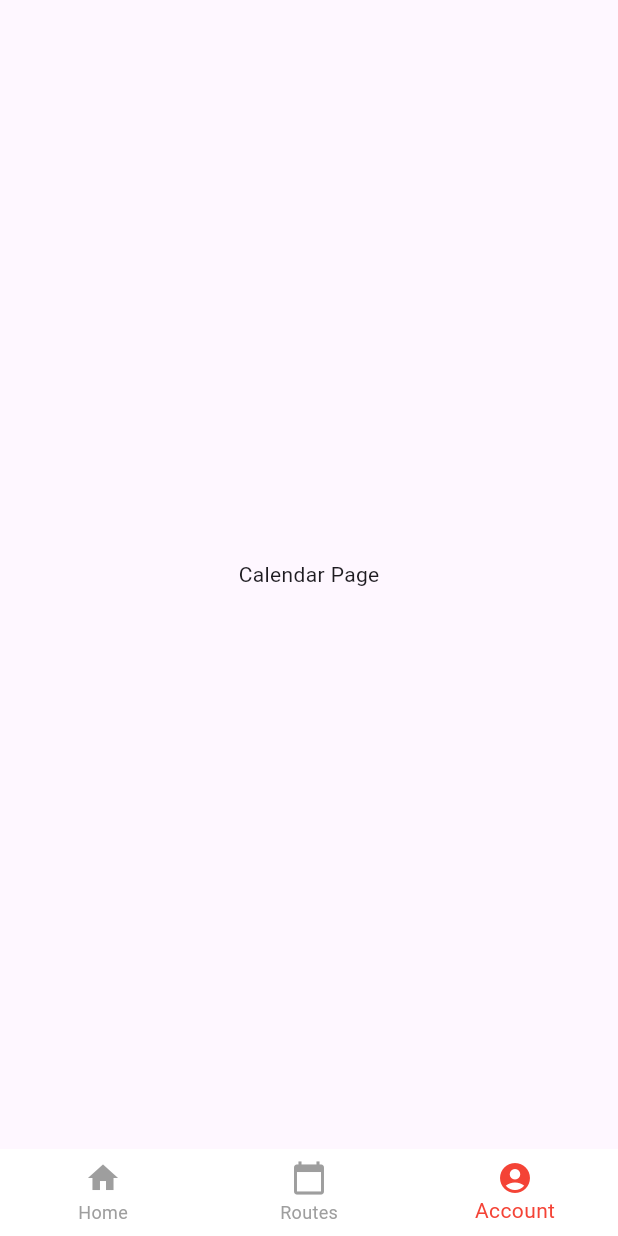
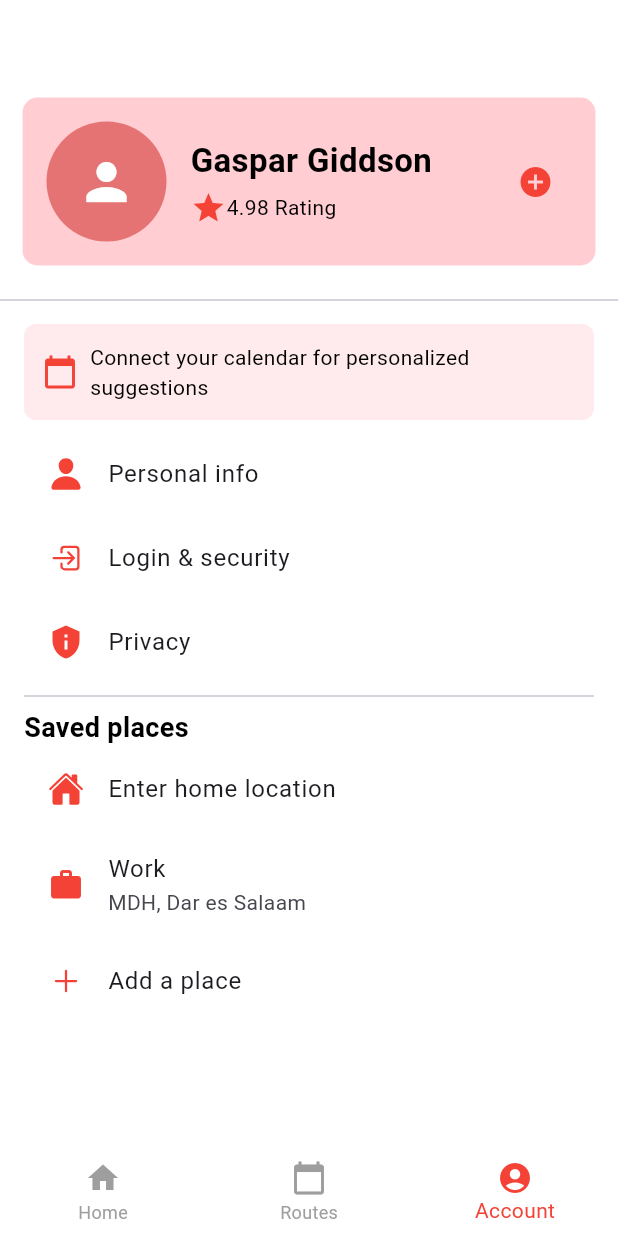
Before and after one commit to iamgaspardev/bolt_clone_app, a Flutter app: the screen it shows after launch, item 3 of the bottom bar chosen, on a phone screen of 412 x 824 dp. Run offline on Flutter 3.47's test engine with Material 3 defaults, Android fonts, the light colour scheme and no system bars; our stand-ins replace google_maps_flutter, ionicons; missing offline and left inert: flutter_svg_icons.

```diff
--- a/lib/pages/home.dart
+++ b/lib/pages/home.dart
@@ -1,3 +1,4 @@
+import 'package:bolt_clone_app/pages/profile.dart';
 import 'package:flutter/material.dart';
 import 'package:google_maps_flutter/google_maps_flutter.dart';
 import 'map_page.dart'; // Your MapPage import
@@ -10,10 +11,8 @@ class HomePage extends StatefulWidget {
 class _HomePageState extends State<HomePage> {
   int _currentIndex = 0;
 
-  // Declare a GlobalKey for the Scaffold
   final GlobalKey<ScaffoldState> _scaffoldKey = GlobalKey<ScaffoldState>();
 
-  // Add a function to open the drawer using the scaffold key
   void _openDrawer() {
     _scaffoldKey.currentState?.openDrawer();
   }
@@ -23,15 +22,14 @@ class _HomePageState extends State<HomePage> {
       case 0:
         return Stack(
           children: [
-            MapPage(onDrawerPressed: _openDrawer), // Pass the function here
+            MapPage(onDrawerPressed: _openDrawer),
             Positioned(
               top: 40,
               left: 20,
               child: FloatingActionButton(
                 backgroundColor: Colors.white,
                 child: Icon(Icons.menu, color: Colors.black),
-                onPressed:
-                    _openDrawer, // Open drawer when this button is pressed
+                onPressed: _openDrawer,
               ),
             ),
           ],
@@ -40,7 +38,7 @@ class _HomePageState extends State<HomePage> {
       case 1:
         return Center(child: Text("History Page"));
       case 2:
-        return Center(child: Text("Calendar Page"));
+        return AccountPage();
       default:
         return Center(child: Text("Page Not Found"));
     }
@@ -49,8 +47,8 @@ class _HomePageState extends State<HomePage> {
   @override
   Widget build(BuildContext context) {
     return Scaffold(
-      key: _scaffoldKey, // Pass the GlobalKey to the Scaffold
-      drawer: Drawer(), // Add your custom drawer widget here
+      key: _scaffoldKey,
+      drawer: Drawer(),
       body: _buildContent(),
       bottomNavigationBar: BottomNavigationBar(
         backgroundColor: Colors.white,
--- /dev/null
+++ b/lib/pages/profile.dart
@@ -0,0 +1,142 @@
+import 'package:flutter/material.dart';
+import 'package:ionicons/ionicons.dart';
+
+class AccountPage extends StatelessWidget {
+  @override
+  Widget build(BuildContext context) {
+    return Scaffold(
+      backgroundColor: Colors.white,
+      body: SingleChildScrollView(
+        child: Padding(
+          padding: const EdgeInsets.only(top: 50.0),
+          child: Column(
+            crossAxisAlignment: CrossAxisAlignment.start,
+            children: [
+              Padding(
+                padding: const EdgeInsets.all(15.0),
+                child: Container(
+                  decoration: BoxDecoration(
+                    borderRadius: BorderRadius.circular(10),
+                    color: Colors.red.shade100,
+                  ),
+                  padding: const EdgeInsets.all(16),
+                  child: Row(
+                    children: [
+                      CircleAvatar(
+                        radius: 40,
+                        backgroundColor: Colors.red.shade300,
+                        child: Icon(
+                          Icons.person,
+                          color: Colors.white,
+                          size: 40,
+                        ),
+                      ),
+                      const SizedBox(width: 16),
+                      Column(
+                        crossAxisAlignment: CrossAxisAlignment.start,
+                        children: [
+                          Text(
+                            'Gaspar Giddson',
+                            style: TextStyle(
+                              fontSize: 22,
+                              fontWeight: FontWeight.bold,
+                              color: Colors.black,
+                            ),
+                          ),
+                          const SizedBox(height: 4),
+                          Row(
+                            children: [
+                              Icon(Icons.star, color: Colors.red),
+                              Text(
+                                '4.98 Rating',
+                                style: TextStyle(color: Colors.black),
+                              ),
+                            ],
+                          ),
+                        ],
+                      ),
+                      const Spacer(),
+                      IconButton(
+                        onPressed: () {},
+                        icon: Icon(Icons.add_circle, color: Colors.red),
+                      ),
+                    ],
+                  ),
+                ),
+              ),
+              const Divider(),
+              Padding(
+                padding: const EdgeInsets.symmetric(horizontal: 16),
+                child: Column(
+                  crossAxisAlignment: CrossAxisAlignment.start,
+                  children: [
+                    Container(
+                      padding: const EdgeInsets.all(12),
+                      margin: const EdgeInsets.symmetric(vertical: 8),
+                      decoration: BoxDecoration(
+                        color: Colors.red.shade50,
+                        borderRadius: BorderRadius.circular(8),
+                      ),
+                      child: Row(
+                        children: [
+                          Icon(Icons.calendar_today, color: Colors.red),
+                          const SizedBox(width: 8),
+                          Expanded(
+                            child: Text(
+                              'Connect your calendar for personalized suggestions',
+                              style: TextStyle(color: Colors.black),
+                            ),
+                          ),
+                        ],
+                      ),
+                    ),
+                    ListTile(
+                      leading: Icon(Ionicons.person, color: Colors.red),
+                      title: Text('Personal info'),
+                      onTap: () {},
+                    ),
+                    ListTile(
+                      leading: Icon(Ionicons.log_in_outline, color: Colors.red),
+                      title: Text('Login & security'),
+                      onTap: () {},
+                    ),
+                    ListTile(
+                      leading: Icon(Icons.privacy_tip, color: Colors.red),
+                      title: Text('Privacy'),
+                      onTap: () {},
+                    ),
+                    const Divider(),
+                    Text(
+                      'Saved places',
+                      style: TextStyle(
+                        fontSize: 18,
+                        fontWeight: FontWeight.bold,
+                        color: Colors.black,
+                      ),
+                    ),
+                    ListTile(
+                      leading: Icon(Ionicons.home, color: Colors.red),
+                      title: Text('Enter home location'),
+                      onTap: () {},
+                    ),
+                    ListTile(
+                      leading: Icon(Icons.work, color: Colors.red),
+                      title: Text('Work'),
+                      subtitle: Text('MDH, Dar es Salaam'),
+                      onTap: () {},
+                    ),
+                    ListTile(
+                      leading: Icon(Ionicons.add, color: Colors.red),
+                      title: Text('Add a place'),
+                      onTap: () {},
+                    ),
+                  ],
+                ),
+              ),
+            ],
+          ),
+        ),
+      ),
+    );
+  }
+}
```
Also changed, not shown: 17 other files.
